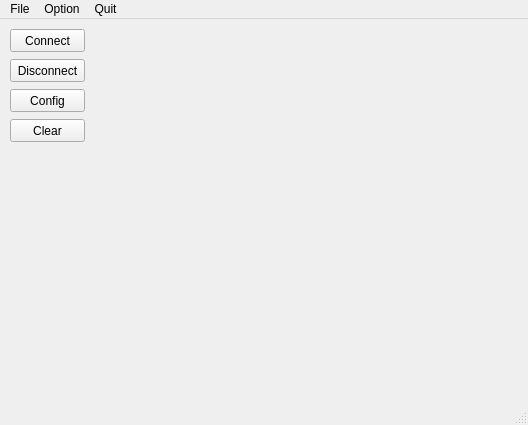
Qt form mainwindow.ui (fry767/QTui) before a commit.
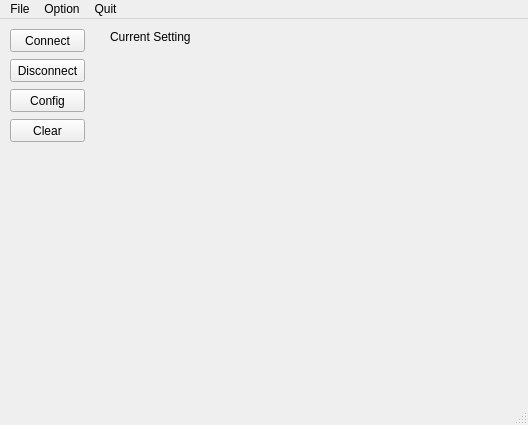
The same form after that commit.

Patch:
```diff
--- a/mainwindow.ui
+++ b/mainwindow.ui
@@ -66,6 +66,19 @@
      <string>Clear</string>
     </property>
    </widget>
+   <widget class="QLabel" name="CurrentSettingLabel">
+    <property name="geometry">
+     <rect>
+      <x>110</x>
+      <y>10</y>
+      <width>381</width>
+      <height>16</height>
+     </rect>
+    </property>
+    <property name="text">
+     <string>Current Setting</string>
+    </property>
+   </widget>
   </widget>
   <widget class="QMenuBar" name="menuBar">
    <property name="geometry">
```
Left out of the diff: 2 changed lines with no effect on the pictures.
